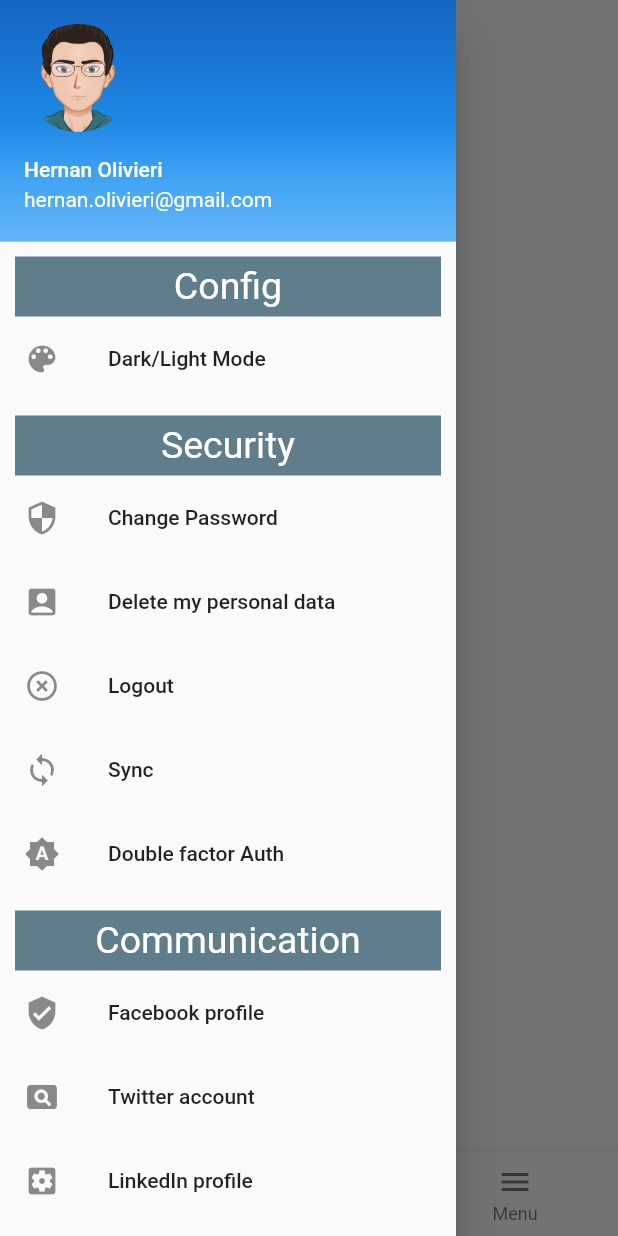
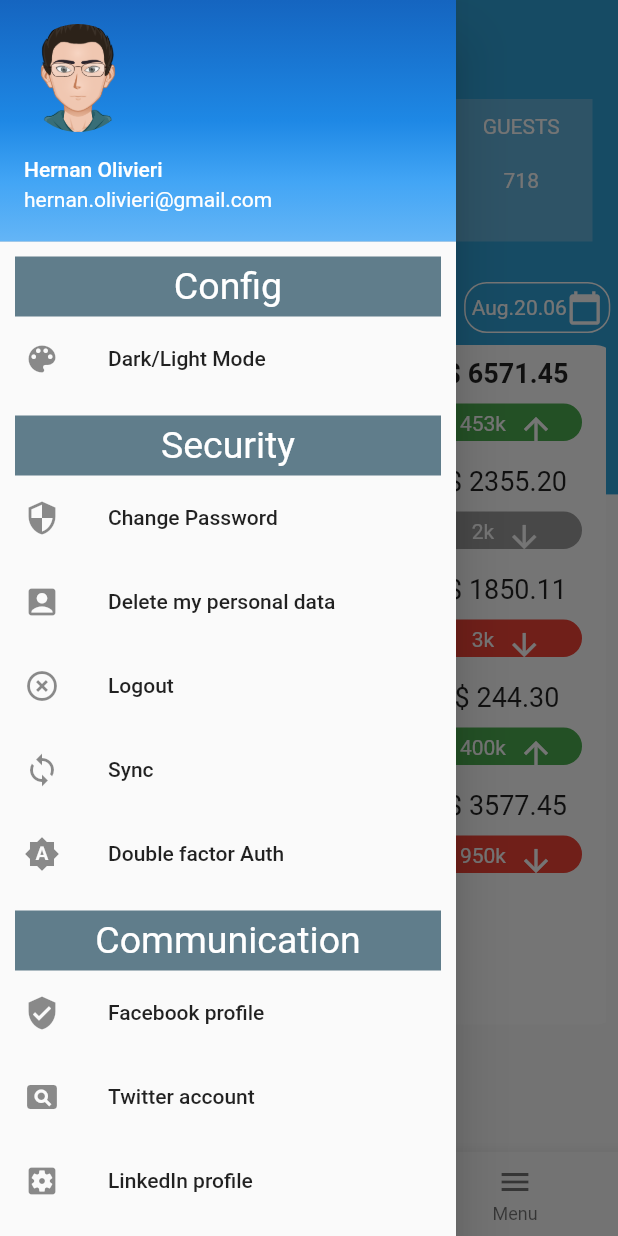
Before and after one commit to holivieri/TestOne, a Flutter app: the screen it shows after launch, with the side drawer open, on a phone screen of 412 x 824 dp. Run offline on Flutter 3.47's test engine with Material 2 defaults, Android fonts, the phone set to English and light mode, and no system bars.

Commit message:
Listado de items

```diff
--- a/lib/src/pages/tab1_page.dart
+++ b/lib/src/pages/tab1_page.dart
@@ -1,5 +1,6 @@
 import 'package:flutter/material.dart';
 import 'package:noticiero/src/widgets/header1.dart';
+import 'package:noticiero/src/widgets/listItems.dart';
 
 
 class Tab1Page extends StatefulWidget {
@@ -16,12 +17,54 @@ class _Tab1PageState extends State<Tab1Page> with AutomaticKeepAliveClientMixin
      final _screenSize = MediaQuery.of(context).size;
       return Scaffold(
       body: SafeArea(
+              child: Stack(
+                  overflow: Overflow.clip,
+                  children: <Widget>[
+                        Positioned(
+                              top: 0,
+                              right: 0,
                               child: Container(
+
                                     height: _screenSize.height * 0.4,
                                     width:  _screenSize.width,
                                     child: getheader1(context),
+
                                     ),
+                        ),
+                        Positioned(
+                                top: 230,
+                                right: 0,
+                                child: ClipRRect(
+                                  borderRadius: BorderRadius.circular(15.0),
+                                      child: Container(
+                                      padding: EdgeInsets.only(left: 8.0, right: 8.0),
+                                      height: _screenSize.height * 0.55,
+                                      width:  _screenSize.width,
+                                       child: getListItems()),
+                                ),
+                        ),
+                ],
                 )
+
+
+
+    /*           Column(
+                      children: <Widget>[
+                        Container(
+
+                                  height: _screenSize.height * 0.4,
+                                  width:  _screenSize.width,
+                                  child: getheader1(context),
+
+                                  ),
+                        Container(
+                                  padding: EdgeInsets.only(left: 8.0, right: 8.0),
+                                  height: _screenSize.height * 0.45,
+                                  width:  _screenSize.width,
+                                   child: getListItems()),
+                      ],
+                    ), */
+        ),
       );
   }
 
--- a/lib/src/pages/tabs_page.dart
+++ b/lib/src/pages/tabs_page.dart
@@ -64,7 +64,7 @@ class _Pages extends StatelessWidget {
 
 class _NavigationModel with ChangeNotifier {
 
-  PageController _pageController = new PageController( initialPage: 1);
+  PageController _pageController = new PageController( initialPage: 0);
 
 
   int _paginaActual = 0;
--- a/lib/src/services/ZenotiService.dart
+++ b/lib/src/services/ZenotiService.dart
@@ -1,5 +1,5 @@
 import 'package:flutter/material.dart';
-import 'package:http/http.dart' as http;
+
 
 class ZenotiService with ChangeNotifier {
 
--- a/lib/src/widgets/header1.dart
+++ b/lib/src/widgets/header1.dart
@@ -1,5 +1,7 @@
 
 import 'package:flutter/material.dart';
+
+import 'listItems.dart';
 
 Widget getheader1(BuildContext context) {
 
@@ -11,7 +13,7 @@ Widget getheader1(BuildContext context) {
                               _createTitle(),
                               _createSumary(),
                               iconsRow(),
-                             // getListItems(),
+
 
                 ])
           );
--- a/lib/src/widgets/listItems.dart
+++ b/lib/src/widgets/listItems.dart
@@ -3,41 +3,59 @@ import 'package:flutter/material.dart';
 Widget getListItems(){
 
   return Container(
+    height: 400,
+    width: 500,
+    color: Colors.white,
     child: Column(children: <Widget>[
-          ListTile(
-              title: Text('test 1'),
-              subtitle: Text('Viewing'),
-              trailing: Column(children: <Widget>[
-                    _creartrail(122.5,2.2),
+          _createListTile( 'Avg. Ticket size', 'Viewing Now', 6571.45, '453k', Colors.green),
+          _createListTile( 'Product Revenue', '', 2355.20, '2k', Colors.grey),
+          _createListTile( 'Avg. Invoice Value', '', 1850.11, '3k', Colors.red),
+          _createListTile( 'Product Revenue', '', 244.30, '400k', Colors.green),
+          _createListTile( 'Avg. Invoice Value', '', 3577.45, '950k', Colors.red),
 
-              ],
-              )
-            ),
     ],)
   );
 
 }
 
-Widget _creartrail(double value, double value2){
+ListTile _createListTile(String text1, String text2, double value1, String value2, Color c) {
+
+  return ListTile(
+              title: (text2 != '' ? Text(text1, style: TextStyle(fontWeight: FontWeight.bold)) : Text(text1)),
+              subtitle: Text(text2),
+              trailing: _createtrail(value1, value2, c, text2 != ''),
+            );
+}
+
+Widget _createtrail(double value, String value2, Color c, bool bold){
   return Column(children: <Widget>[
-      Text(value.toStringAsFixed(2)),
+      //SizedBox(height: 5.0),
+      (bold ? Text('\$ ' + value.toStringAsFixed(2), textAlign: TextAlign.center, style: TextStyle(fontSize: 18.0, fontWeight: FontWeight.bold))
+            : Text('\$ ' + value.toStringAsFixed(2), textAlign: TextAlign.center, style: TextStyle(fontSize: 18.0))
+      ),
       SizedBox(height: 10.0),
       Container(
+            height: 25,
+            width: 100,
             child: Padding(
                          padding: const EdgeInsets.all(4.0),
                          child: Row(
+                           mainAxisAlignment: MainAxisAlignment.center,
                            children: <Widget>[
-                             Text(value.toStringAsFixed(2), style: TextStyle(color: Colors.white )),
+                                Text(value2, style: TextStyle(color: Colors.white), textAlign: TextAlign.center),
+                                SizedBox(width: 8.0),
+                                (c == Colors.green ?  Icon(Icons.arrow_upward, color: Colors.white) : Icon(Icons.arrow_downward, color: Colors.white))
                            ],
                          ),
                        ),
           decoration: BoxDecoration(
+                      color: c,
                       border: Border.all(
                         width: 1.0,
-                                      color: Colors.green
+                        color: c
                       ),
                       borderRadius: BorderRadius.all(
-                                        Radius.circular(15.0) //         <--- border radius here
+                          Radius.circular(15.0)
                       ),
                     )
         )
```
Lines whose indentation alone changed are shown as unchanged.
